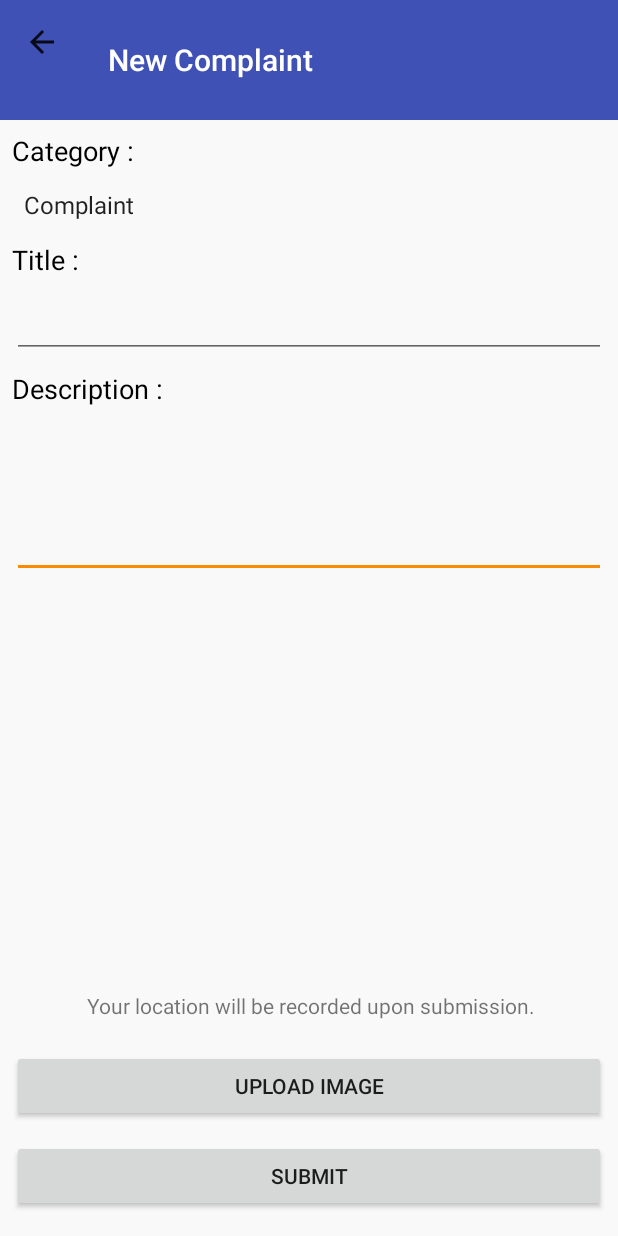
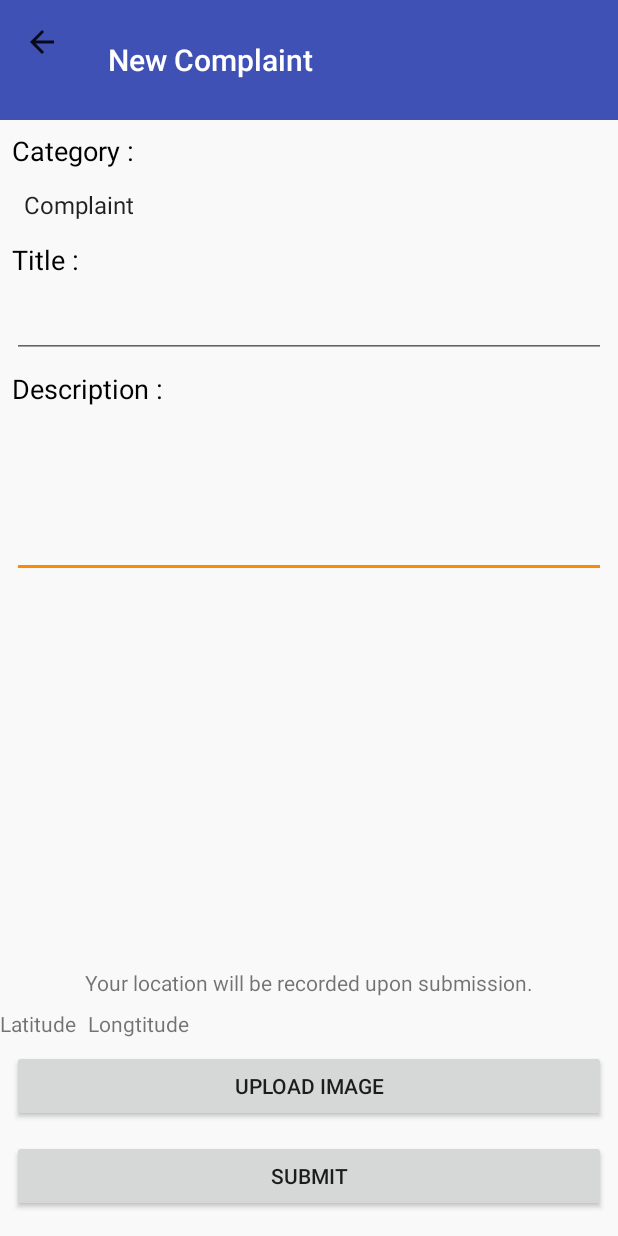
Before and after one commit to weisheng1998/MYFeedback, an Android app: the NewComplaint screen opened directly, with no data from a screen before it, on a phone screen of 412 x 824 dp. Run offline under Robolectric (Android 15) with nearby library versions, the phone set to English and light mode, and no system bars; network calls fail.

Commit message:
addded gps

```diff
--- a/app/src/main/java/com/myfeedback/myfeedbackprototype/MainActivity.java
+++ b/app/src/main/java/com/myfeedback/myfeedbackprototype/MainActivity.java
@@ -27,11 +27,13 @@ import android.view.MenuItem;
 import android.view.View;
 import android.view.Window;
 import android.view.WindowManager;
+import android.widget.ImageView;
 import android.widget.TextView;
 
 import com.google.android.gms.tasks.OnSuccessListener;
 import com.google.firebase.iid.FirebaseInstanceId;
 import com.google.firebase.iid.InstanceIdResult;
+import com.squareup.picasso.Picasso;
 
 import java.util.Locale;
 
@@ -188,6 +190,14 @@ public class MainActivity extends AppCompatActivity {
             tv.setText(R.string.app_name);
         }
 
+        ImageView imageView = headerView.findViewById(R.id.nav_header_imageView);
+
+        //check if profile image is in sharedPrefManager
+        if(SharedPrefManager.getInstance(this).getKeyImageInfo() != ""){
+            String db_img_path = SharedPrefManager.getInstance(this).getKeyImageInfo();
+            Picasso.get().load("http://192.168.0.176/android/"+db_img_path).into(imageView);
+        }
+
         //link to other activity from the navigation drawer
         navigationView.setNavigationItemSelectedListener(
                 new NavigationView.OnNavigationItemSelectedListener() {
--- a/app/src/main/java/com/myfeedback/myfeedbackprototype/NewComplaint.java
+++ b/app/src/main/java/com/myfeedback/myfeedbackprototype/NewComplaint.java
@@ -1,24 +1,36 @@
 package com.myfeedback.myfeedbackprototype;
 
+import android.content.Context;
+import android.content.pm.PackageManager;
+import android.location.Location;
+import android.location.LocationListener;
+import android.location.LocationManager;
 import android.os.Bundle;
+import android.support.v4.app.ActivityCompat;
+import android.support.v4.content.ContextCompat;
 import android.support.v7.app.AppCompatActivity;
 import android.support.v7.widget.Toolbar;
 import android.view.View;
 import android.widget.ArrayAdapter;
 import android.widget.EditText;
 import android.widget.Spinner;
+import android.widget.TextView;
+import android.widget.Toast;
 
-public class NewComplaint extends AppCompatActivity {
-/*    private int STORAGE_PERMISSION_CODE = 1;
-    private int CAMERA_PERMISSION_CODE = 1;
-    private int GPS_PERMISSION_CODE = 1;*/
-
+public class NewComplaint extends AppCompatActivity implements LocationListener {
     Spinner spinner;
+    public static String tvLongi;
+    public static String tvLati;
+    TextView tvLatitude;
+    TextView tvLongitude;
+    LocationManager locationManager;
 
     @Override
     protected void onCreate(Bundle savedInstanceState) {
         super.onCreate(savedInstanceState);
         setContentView(R.layout.activity_newcomplaint);
+
+        CheckPermission();
 
         //add toolbar
         Toolbar toolbar = findViewById(R.id.toolbar);
@@ -40,25 +52,11 @@ public class NewComplaint extends AppCompatActivity {
         ArrayAdapter<CharSequence> adapter = ArrayAdapter.createFromResource(this, R.array.category, android.R.layout.simple_spinner_item);
         adapter.setDropDownViewResource(android.R.layout.simple_spinner_dropdown_item);
         spinner.setAdapter(adapter);
-
-        /*Button buttonRequest = findViewById(R.id.btnSubmit);
-        buttonRequest.setOnClickListener(new View.OnClickListener() {
-            @Override
-            public void onClick(View v) {
-                if (ContextCompat.checkSelfPermission(NewComplaint.this, Manifest.permission.READ_EXTERNAL_STORAGE) == PackageManager.PERMISSION_GRANTED) {
-                    Toast.makeText(NewComplaint.this, "You have already granted this permission!",
-                            Toast.LENGTH_SHORT).show();
-                } else {
-                    requestStoragePermission();
-                }
-            }
-        });*/
     }
 
     public void onSubmit(View view) {
         //NOTE: 8 things need to submit to database
         //PHP variable => id(auto-increment), title, description, status, category, imageURL, gps, useremail
-
         String title, description, imageURL, gps, useremail, category, status;
 
         category = ((Spinner) findViewById(R.id.spinnerCategory)).getSelectedItem().toString();
@@ -75,40 +73,66 @@ public class NewComplaint extends AppCompatActivity {
         complaintBackground.execute("complaint", title, description, "", category, "", "", useremail); //TO-DO
     }
 
-    /*private void requestStoragePermission() {
-        if (ActivityCompat.shouldShowRequestPermissionRationale(this, Manifest.permission.READ_EXTERNAL_STORAGE)) {
-            new AlertDialog.Builder(this)
-                    .setTitle("Permission needed")
-                    .setMessage("This permission is needed because of this and that")
-                    .setPositiveButton("ok", new DialogInterface.OnClickListener() {
+    /* Request updates at startup */
     @Override
-                        public void onClick(DialogInterface dialog, int which) {
-                            ActivityCompat.requestPermissions(NewComplaint.this,
-                                    new String[] {Manifest.permission.READ_EXTERNAL_STORAGE}, STORAGE_PERMISSION_CODE);
+    public void onResume() {
+        super.onResume();
+        getLocation();
     }
-                    })
-                    .setNegativeButton("cancel", new DialogInterface.OnClickListener() {
+
+    /* Remove the locationlistener updates when Activity is paused */
     @Override
-                        public void onClick(DialogInterface dialog, int which) {
-                            dialog.dismiss();
+    protected void onPause() {
+        super.onPause();
+        locationManager.removeUpdates(this);
     }
-                    })
-                    .create().show();
 
-        } else {
-            ActivityCompat.requestPermissions(this,
-                    new String[] {Manifest.permission.READ_EXTERNAL_STORAGE}, STORAGE_PERMISSION_CODE);
+    public void getLocation() {
+        try {
+            locationManager = (LocationManager) getSystemService(Context.LOCATION_SERVICE);
+            locationManager.requestLocationUpdates(LocationManager.NETWORK_PROVIDER, 5000, 5, this);
+        } catch (SecurityException e) {
+            e.printStackTrace();
+        }
+    }
+
+    public void CheckPermission() {
+        if (ContextCompat.checkSelfPermission(getApplicationContext(), android.Manifest.permission.ACCESS_FINE_LOCATION) != PackageManager.PERMISSION_GRANTED && ActivityCompat.checkSelfPermission(getApplicationContext(), android.Manifest.permission.ACCESS_COARSE_LOCATION) != PackageManager.PERMISSION_GRANTED) {
+            ActivityCompat.requestPermissions(this, new String[]{android.Manifest.permission.ACCESS_FINE_LOCATION, android.Manifest.permission.ACCESS_COARSE_LOCATION}, 101);
         }
     }
 
     @Override
-    public void onRequestPermissionsResult(int requestCode, @NonNull String[] permissions, @NonNull int[] grantResults) {
-        if (requestCode == STORAGE_PERMISSION_CODE)  {
-            if (grantResults.length > 0 && grantResults[0] == PackageManager.PERMISSION_GRANTED) {
-                Toast.makeText(this, "Permission GRANTED", Toast.LENGTH_SHORT).show();
-            } else {
-                Toast.makeText(this, "Permission DENIED", Toast.LENGTH_SHORT).show();
+    public void onLocationChanged(Location location) {
+        // Getting reference to TextView tv_longitude
+        tvLongitude = (TextView) findViewById(R.id.tv_longitude);
+        // Getting reference to TextView tv_latitude
+        tvLatitude = (TextView) findViewById(R.id.tv_latitude);
+
+        tvLongi = String.valueOf(location.getLongitude());
+        tvLati = String.valueOf(location.getLatitude());
+
+        // Setting Current Longitude
+        tvLongitude.setText("Longitude:" + tvLongi);
+        // Setting Current Latitude
+        tvLatitude.setText("Latitude:" + tvLati);
     }
+
+
+    @Override
+    public void onProviderDisabled(String provider) {
+        Toast.makeText(getApplicationContext(), "Please Enable GPS and Internet", Toast.LENGTH_SHORT).show();
 }
-    }*/
+
+    @Override
+    public void onStatusChanged(String provider, int status, Bundle extras) {
+
     }
+
+    @Override
+    public void onProviderEnabled(String provider) {
+        Toast.makeText(this, "Enabled new provider!" + provider,
+                Toast.LENGTH_SHORT).show();
+    }
+
+}
--- a/app/src/main/java/com/myfeedback/myfeedbackprototype/ProfileActivity.java
+++ b/app/src/main/java/com/myfeedback/myfeedbackprototype/ProfileActivity.java
@@ -6,6 +6,11 @@ import android.content.Intent;
 import android.content.pm.PackageManager;
 import android.graphics.Bitmap;
 import android.graphics.BitmapFactory;
+import android.graphics.Canvas;
+import android.graphics.Paint;
+import android.graphics.PorterDuff;
+import android.graphics.PorterDuffXfermode;
+import android.graphics.Rect;
 import android.net.Uri;
 import android.os.Bundle;
 import android.support.annotation.NonNull;
@@ -46,6 +51,7 @@ public class ProfileActivity extends AppCompatActivity {
     TextView tv_name, tv_age, tv_email, tv_address;
     Bitmap bitmap;
 
+    public String db_img_path = "";
     ProgressDialog progressDialog;
 
     @Override
@@ -58,7 +64,7 @@ public class ProfileActivity extends AppCompatActivity {
 
         //get user profile from SharedPrefManager
         tv_name = findViewById(R.id.textViewName);
-        tv_name.setText(SharedPrefManager.getInstance(this).getKeyFName()+" "+SharedPrefManager.getInstance(this).getKeyLName());
+        tv_name.setText(SharedPrefManager.getInstance(this).getKeyFName() + " " + SharedPrefManager.getInstance(this).getKeyLName());
         tv_age = findViewById(R.id.textViewAge);
         tv_age.setText(SharedPrefManager.getInstance(this).getKeyAge());
         tv_email = findViewById(R.id.textViewEmail);
@@ -71,15 +77,11 @@ public class ProfileActivity extends AppCompatActivity {
         btnUpload = findViewById(R.id.btnUpload);
         imageView = findViewById(R.id.imageViewProfile);
 
-        String db_img_path = "";
-
         //check if profile image is in sharedPrefManager
-        if(SharedPrefManager.getInstance(this).getKeyImageInfo() != ""){
+        if (SharedPrefManager.getInstance(this).getKeyImageInfo() != "") {
             db_img_path = SharedPrefManager.getInstance(this).getKeyImageInfo();
+            Picasso.get().load("http://192.168.0.176/android/" + db_img_path).into(imageView);
         }
-
-        Picasso.get().load("http://192.168.0.176/android"+db_img_path).into(imageView);
-
         btnedit.setOnClickListener(new View.OnClickListener() {
             @Override
             public void onClick(View v) {
@@ -103,7 +105,8 @@ public class ProfileActivity extends AppCompatActivity {
                     @Override
                     public void onResponse(String response) {
                         progressDialog.dismiss();
-                         SharedPrefManager.getInstance(ProfileActivity.this).setKeyImageInfo(response);
+                        SharedPrefManager.getInstance(ProfileActivity.this).setKeyImageInfo(response);
+                        Picasso.get().invalidate("http://192.168.0.176/android" + db_img_path);
                         Toast.makeText(getApplicationContext(), "Image uploaded successfully.", Toast.LENGTH_LONG).show();
                     }
                 }, new Response.ErrorListener() {
@@ -164,7 +167,6 @@ public class ProfileActivity extends AppCompatActivity {
         ByteArrayOutputStream outputStream = new ByteArrayOutputStream();
         bitmap.compress(Bitmap.CompressFormat.JPEG, 85, outputStream);
         byte[] imageBytes = outputStream.toByteArray();
-
         String encodedImage = Base64.encodeToString(imageBytes, Base64.DEFAULT);
         return encodedImage;
     }
--- a/app/src/main/res/layout/activity_newcomplaint.xml
+++ b/app/src/main/res/layout/activity_newcomplaint.xml
@@ -119,12 +119,12 @@
         android:id="@+id/textViewRecordLocation"
         android:layout_width="wrap_content"
         android:layout_height="wrap_content"
-        android:layout_marginBottom="20dp"
+        android:layout_marginBottom="8dp"
         android:text="@string/location_recorded"
         android:textAlignment="center"
-        app:layout_constraintBottom_toTopOf="@+id/btnUploadImage"
+        app:layout_constraintBottom_toTopOf="@+id/tv_latitude"
         app:layout_constraintEnd_toEndOf="parent"
-        app:layout_constraintHorizontal_bias="0.505"
+        app:layout_constraintHorizontal_bias="0.495"
         app:layout_constraintStart_toStartOf="parent" />
 
     <EditText
@@ -140,4 +140,23 @@
         app:layout_constraintStart_toStartOf="parent"
         app:layout_constraintTop_toBottomOf="@+id/textViewTitle" />
 
+    <TextView
+        android:id="@+id/tv_longitude"
+        android:layout_width="wrap_content"
+        android:layout_height="wrap_content"
+        android:layout_marginStart="8dp"
+        android:layout_marginBottom="8dp"
+        android:text="Longtitude"
+        app:layout_constraintBottom_toTopOf="@+id/btnUploadImage"
+        app:layout_constraintStart_toEndOf="@+id/tv_latitude" />
+
+    <TextView
+        android:id="@+id/tv_latitude"
+        android:layout_width="wrap_content"
+        android:layout_height="wrap_content"
+        android:layout_marginBottom="8dp"
+        android:text="Latitude"
+        app:layout_constraintBottom_toTopOf="@+id/btnUploadImage"
+        tools:layout_editor_absoluteX="129dp" />
+
 </android.support.constraint.ConstraintLayout>
```
Lines whose indentation alone changed are shown as unchanged.
